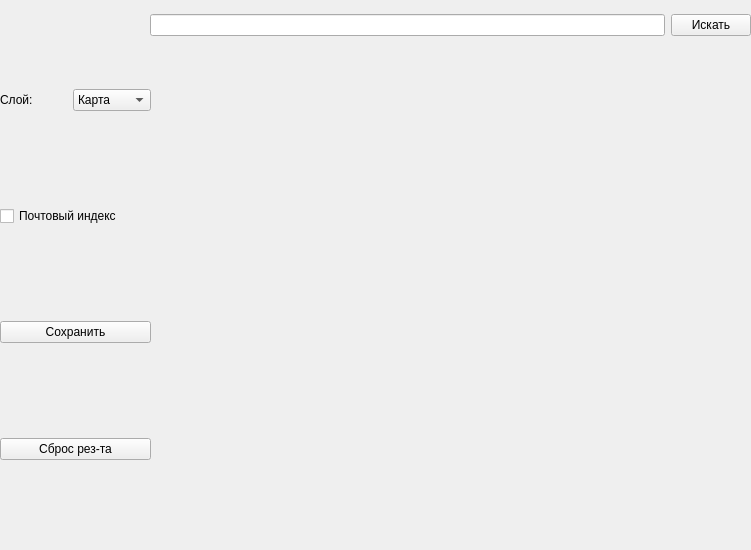
Qt form alpha.ui (Voloreft/Maps-API) before a commit.
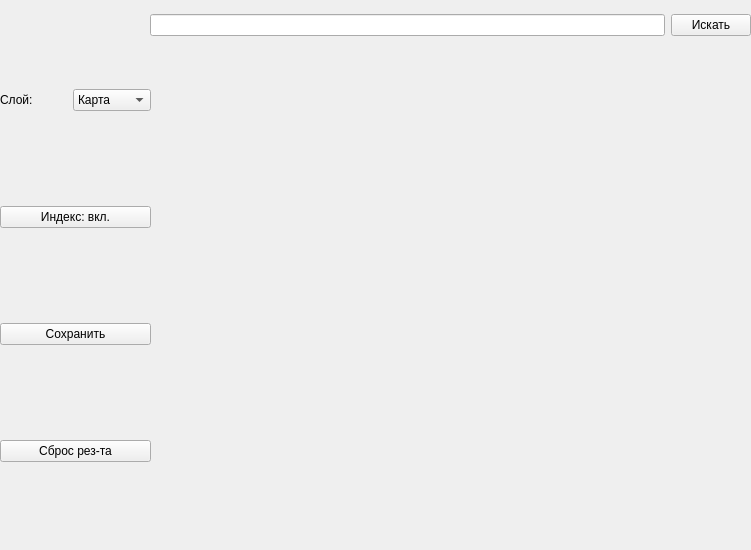
The same form after that commit.

```diff
--- a/alpha.ui
+++ b/alpha.ui
@@ -26,7 +26,7 @@
     </rect>
    </property>
    <layout class="QGridLayout" name="leftLayout">
-    <item row="2" column="0" colspan="2">
+    <item row="3" column="0" colspan="2">
      <widget class="QPushButton" name="changed">
       <property name="focusPolicy">
        <enum>Qt::ClickFocus</enum>
@@ -58,7 +58,7 @@
       </item>
      </widget>
     </item>
-    <item row="3" column="0" colspan="2">
+    <item row="4" column="0" colspan="2">
      <widget class="QPushButton" name="reset">
       <property name="focusPolicy">
        <enum>Qt::ClickFocus</enum>
@@ -75,13 +75,13 @@
       </property>
      </widget>
     </item>
-    <item row="1" column="0" colspan="2">
-     <widget class="QCheckBox" name="post">
+    <item row="2" column="0" colspan="2">
+     <widget class="QPushButton" name="btn_index">
       <property name="focusPolicy">
        <enum>Qt::ClickFocus</enum>
       </property>
       <property name="text">
-       <string>Почтовый индекс</string>
+       <string>Индекс: вкл.</string>
       </property>
      </widget>
     </item>
```
